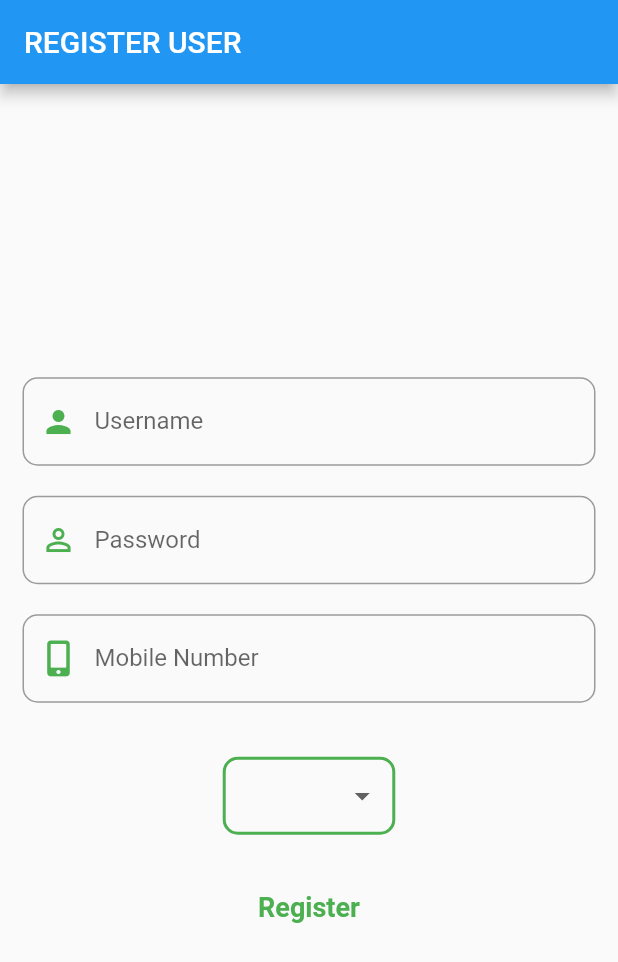
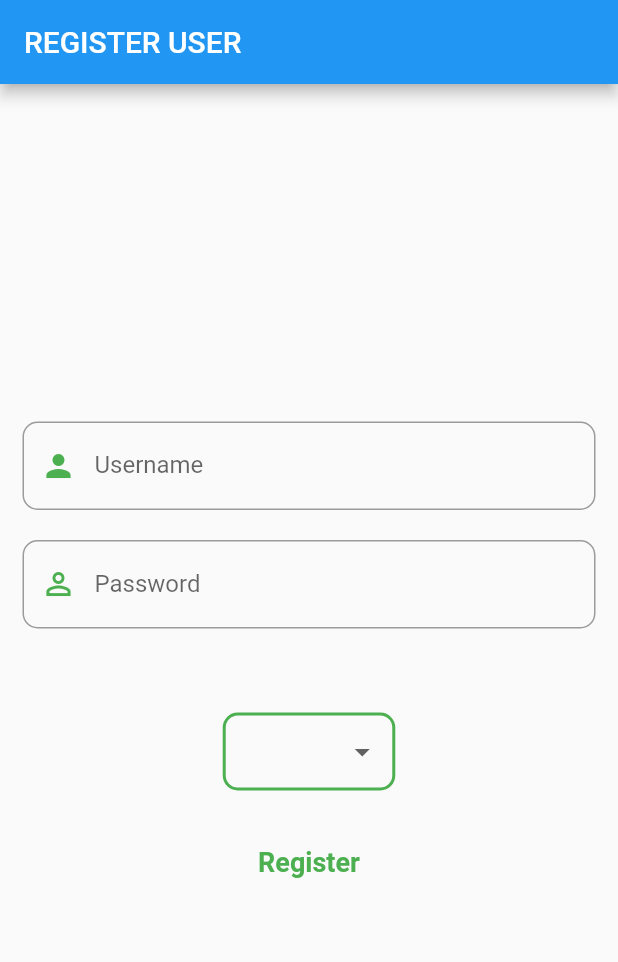
Before and after one commit to Winstheru/simple, a Flutter app: the RegisterForm screen opened directly, after a tap on "Register", on a phone screen of 412 x 824 dp. Shown: the top 962 px of the screen. Run offline on Flutter 3.47's test engine with Material 2 defaults, Android fonts, the phone set to English and light mode, and no system bars; our stand-ins replace flushbar, font_awesome_flutter, sqflite, webview_flutter; accounts and stored records are empty.

```diff
--- a/lib/RegisterForm.dart
+++ b/lib/RegisterForm.dart
@@ -16,11 +16,10 @@ class _RegisterFormState extends State<RegisterForm> {
   // String _password = "";
   String _city = "";
 
-  User user = new User("", "", "", "");
+  User user = new User("", "", "");
   String username;
   String password;
   String emailId;
-  String mobileNo;
 
   bool hide = true;
   Icon icon1 = Icon(
@@ -45,7 +44,7 @@ class _RegisterFormState extends State<RegisterForm> {
       if (_form.validate()) {
         _form.save();
 
-        var user = User(username, password, mobileNo, emailId);
+        var user = User(username, password, emailId);
         var dbHelper = DBHelper();
         dbHelper.saveUser(user);
         Flushbar(
@@ -118,26 +117,9 @@ class _RegisterFormState extends State<RegisterForm> {
                       SizedBox(
                         height: 20,
                       ),
-                      TextFormField(
-                        decoration: InputDecoration(
-                            prefixIcon: Icon(
-                              FontAwesomeIcons.mobileAlt,
-                              color: Colors.green,
-                            ),
-                            labelText: "Mobile Number",
-                            border: OutlineInputBorder(
-                              borderRadius: BorderRadius.circular(10),
-                            )),
-                        validator: (value) =>
-                            value.length == 0 ? "Enter Mobile Number" : null,
-                        onSaved: (value) => this.mobileNo = value,
-                      ),
                       SizedBox(
                         height: 20,
                       ),
-                      // SizedBox(
-                      //   height: 20,
-                      // ),
                       // TextFormField(
                       //   decoration: InputDecoration(
                       //       prefixIcon: Icon(
--- a/lib/User.dart
+++ b/lib/User.dart
@@ -1,14 +1,12 @@
 class User {
   String username;
   String password;
-  String mobileNo;
   String emailId;
-  User(this.username, this.password, this.mobileNo, this.emailId);
+  User(this.username, this.password, this.emailId);
 
   User.fromMap(Map map){
     username = map[username];
     password = map[password];
-    mobileNo = map[mobileNo];
     emailId = map[emailId];
   }
 }
```
Also changed, not shown: lib/database/dbhelper.dart (+3 -8 lines).
